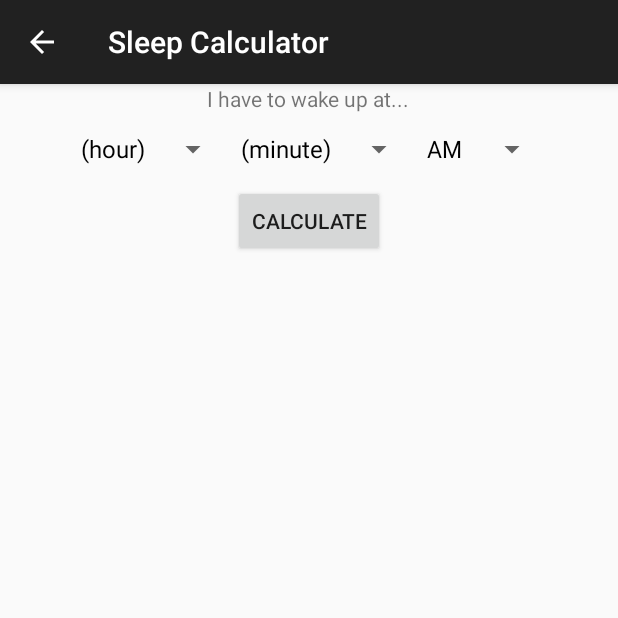
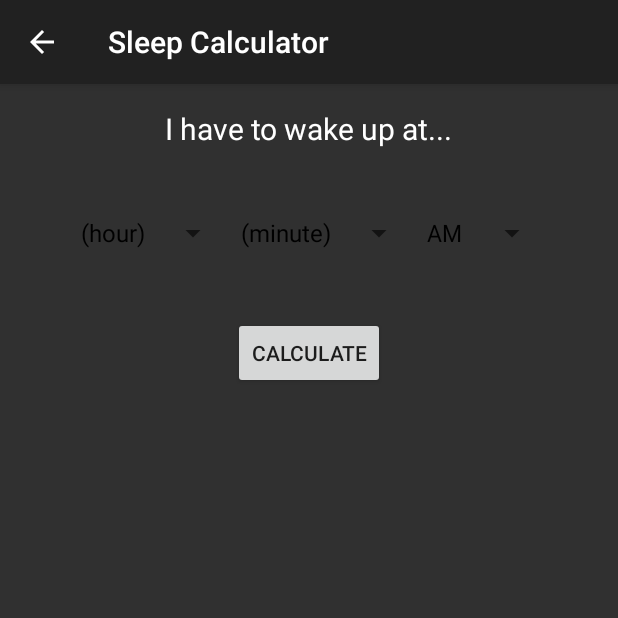
Before and after one commit to Larry-Osakwe/BetterSelf, an Android app: the SleepActivity screen opened directly, with no data from a screen before it, on a phone screen of 412 x 824 dp, the top half of it. Run offline under Robolectric (Android 15) with nearby library versions, the phone set to English and light mode, and no system bars.

Commit message:
Style sleep and eat activities

```diff
--- a/app/src/main/res/layout/activity_main.xml
+++ b/app/src/main/res/layout/activity_main.xml
@@ -1,6 +1,5 @@
 <?xml version="1.0" encoding="utf-8"?>
 <LinearLayout xmlns:android="http://schemas.android.com/apk/res/android"
-    xmlns:app="http://schemas.android.com/apk/res-auto"
     xmlns:tools="http://schemas.android.com/tools"
     android:layout_width="match_parent"
     android:layout_height="match_parent"
--- a/app/src/main/res/layout/activity_sleep.xml
+++ b/app/src/main/res/layout/activity_sleep.xml
@@ -3,6 +3,7 @@
     xmlns:tools="http://schemas.android.com/tools"
     android:layout_width="match_parent"
     android:layout_height="match_parent"
+    android:background="#303030"
     android:orientation="vertical"
     tools:context="com.larry.osakwe.betterself.SleepActivity">
 
@@ -10,13 +11,17 @@
         android:layout_width="wrap_content"
         android:layout_height="wrap_content"
         android:layout_gravity="center_horizontal"
-        android:text="I have to wake up at..." />
+        android:text="I have to wake up at..."
+        android:textColor="#FFFFFF"
+        android:textSize="20dp"
+        android:layout_margin="16dp"/>
 
     <LinearLayout
         android:layout_width="wrap_content"
         android:layout_height="wrap_content"
         android:layout_gravity="center_horizontal"
-        android:orientation="horizontal">
+        android:orientation="horizontal"
+        android:layout_margin="16dp">
 
         <Spinner
             android:id="@+id/hour_spinner"
@@ -46,14 +51,18 @@
         android:layout_width="wrap_content"
         android:layout_height="wrap_content"
         android:layout_gravity="center_horizontal"
-        android:text="Calculate" />
+        android:text="Calculate"
+        android:layout_margin="16dp"/>
 
     <TextView
         android:id="@+id/calcMessage"
         android:layout_width="wrap_content"
         android:layout_height="wrap_content"
+        android:layout_gravity="center_horizontal"
         android:text=""
-        android:layout_gravity="center_horizontal">
+        android:textColor="#FFFFFF"
+        android:textSize="20dp"
+        android:layout_margin="16dp">
 
     </TextView>
 
```
Also changed, not shown: app/src/main/res/layout/activity_eat.xml (+30 -12 lines).
